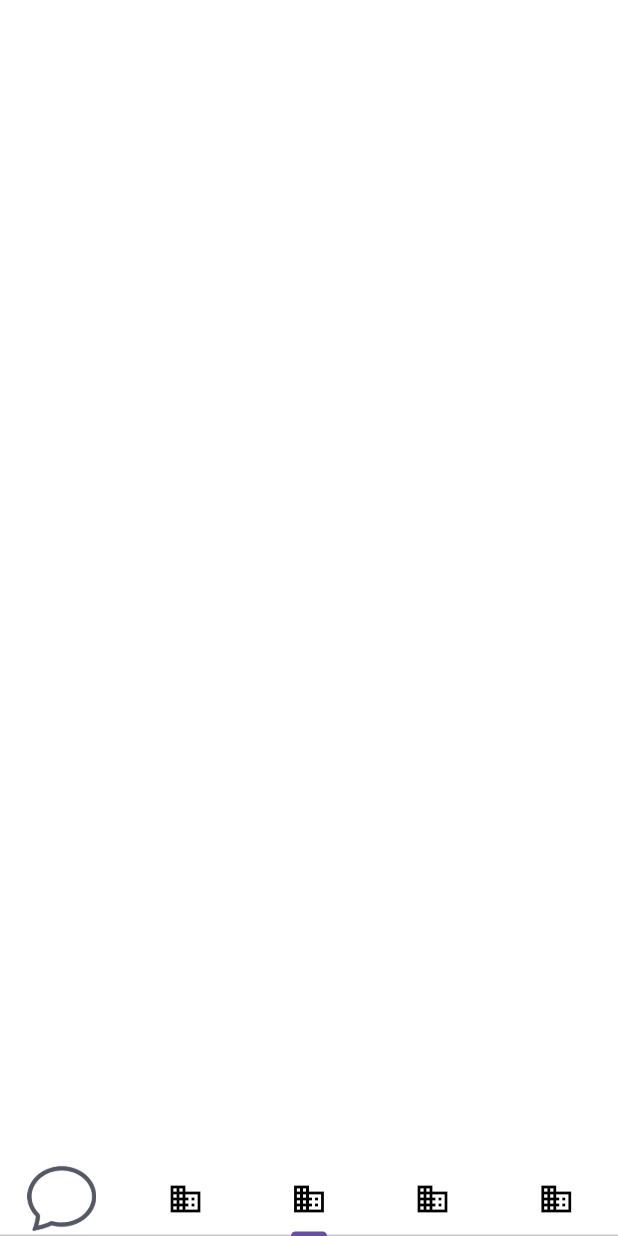
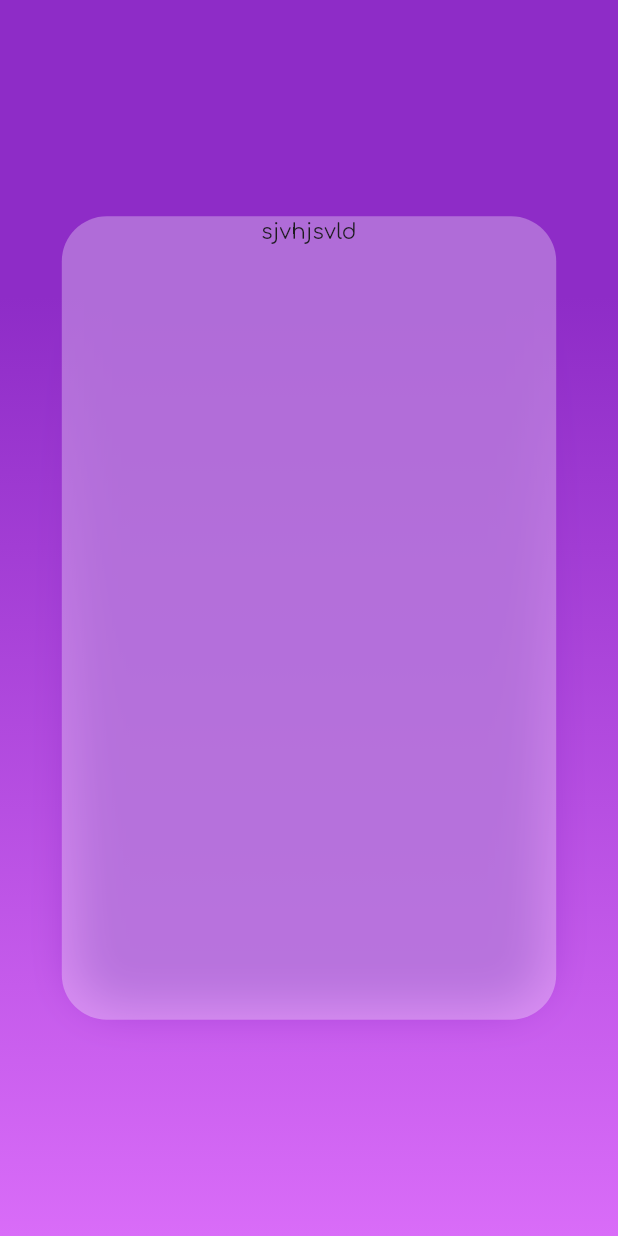
Before and after one commit to G3nD4/studies-mobile, a Flutter app: the screen it shows after launch, on a phone screen of 412 x 824 dp. Run offline on Flutter 3.47's test engine with Material 3 defaults, Android fonts, the phone set to English and light mode, and no system bars; our stand-ins replace bloc, cached_network_image, flutter_bloc, flutter_svg_provider.

Commit message:
feat[app]: added inner shadow to auth screen

```diff
--- /dev/null
+++ b/lib/auth/auth_screen.dart
@@ -0,0 +1,22 @@
+import 'package:coursor_tiktok/ui/themes/theme.dart';
+import 'package:flutter/material.dart';
+import 'package:flutter_bloc/flutter_bloc.dart';
+
+import 'login_screen.dart';
+
+class AuthScreen extends StatelessWidget {
+  const AuthScreen({super.key});
+
+  @override
+  Widget build(BuildContext context) {
+    return Container(
+      decoration: BoxDecoration(
+        gradient: context.gradient.containerBackgroundGradient,
+      ),
+      child: const Scaffold(
+        backgroundColor: Colors.transparent,
+        body: Center(child: LoginScreen()),
+      ),
+    );
+  }
+}
--- /dev/null
+++ b/lib/auth/cubit/auth_cubit.dart
@@ -0,0 +1,8 @@
+import 'package:bloc/bloc.dart';
+import 'package:meta/meta.dart';
+
+part 'auth_state.dart';
+
+class AuthCubit extends Cubit<AuthState> {
+  AuthCubit() : super(AuthInitial());
+}
--- /dev/null
+++ b/lib/auth/cubit/auth_state.dart
@@ -0,0 +1,6 @@
+part of 'auth_cubit.dart';
+
+@immutable
+sealed class AuthState {}
+
+final class AuthInitial extends AuthState {}
--- /dev/null
+++ b/lib/auth/login_screen.dart
@@ -0,0 +1,27 @@
+import 'package:flutter/material.dart';
+
+import '../ui/themes/theme.dart';
+
+class LoginScreen extends StatelessWidget {
+  const LoginScreen({super.key});
+
+  @override
+  Widget build(BuildContext context) {
+    return Container(
+      height: MediaQuery.of(context).size.height * 0.65,
+      width: MediaQuery.of(context).size.width * 0.8,
+      decoration: BoxDecoration(
+        boxShadow: <BoxShadow>[
+          AppShadows.containerInnerLightShadow,
+        ],
+        color: AppColors.white.withOpacity(0.3),
+        borderRadius: BorderRadius.circular(30.0),
+      ),
+      child: Column(
+        children: [
+          Text('sjvhjsvld'),
+        ],
+      ),
+    );
+  }
+}
--- a/lib/main.dart
+++ b/lib/main.dart
@@ -1,3 +1,4 @@
+import 'package:coursor_tiktok/auth/auth_screen.dart';
 import 'package:coursor_tiktok/ui/main_video/video_screen.dart';
 import 'package:coursor_tiktok/ui/notifications/notifications_screen.dart';
 import 'package:coursor_tiktok/ui/profile/profile_screen.dart';
@@ -70,7 +71,11 @@ class _CoursorTikTokState extends State<CoursorTikTok>
 
   @override
   Widget build(BuildContext context) {
-    return Scaffold(
+    return AuthScreen();
+
+
+
+    Scaffold(
       body: currentScreen,
       bottomNavigationBar: TabBar(
         controller: controller,
--- a/lib/ui/themes/src/constants.dart
+++ b/lib/ui/themes/src/constants.dart
@@ -43,8 +43,18 @@ abstract class AppGradients {
       AppColors.purple,
       AppColors.pink,
     ],
+    stops: [0.24, 1],
     begin: Alignment.topCenter,
     end: Alignment.bottomCenter,
+  );
+}
+
+abstract class AppShadows {
+  static const containerInnerLightShadow = BoxShadow(
+    color: Color.fromARGB(200, 142, 44, 199),
+    spreadRadius: -10,
+    blurRadius: 25,
+    offset: Offset(0, 0),
   );
 }
 
```
Also changed, not shown: lib/auth/register_screen.dart (added).
